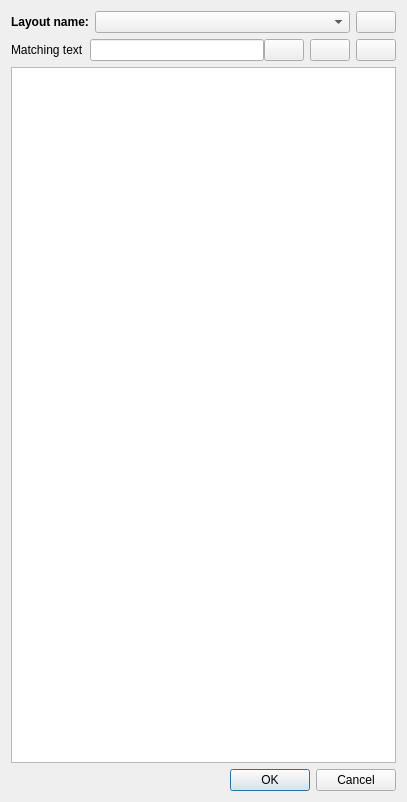
Old version of the form libshvvisu/src/timeline/channelfilterdialog.ui in the repository silicon-heaven/libshv.
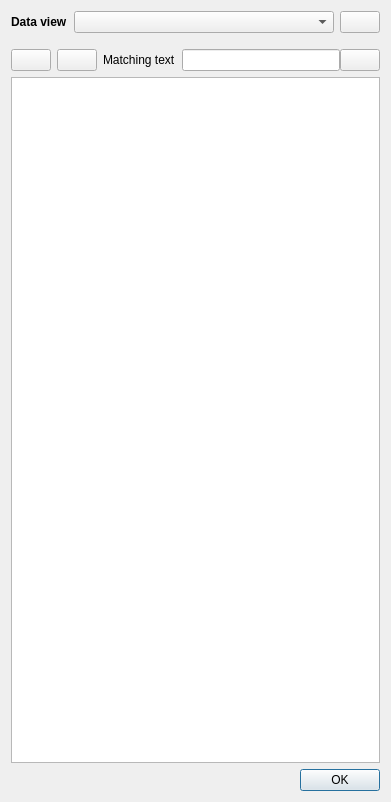
New version of the form. Icons and pictures are not drawn.

What changed in the file:
```diff
--- a/libshvvisu/src/timeline/channelfilterdialog.ui
+++ b/libshvvisu/src/timeline/channelfilterdialog.ui
@@ -6,7 +6,7 @@
    <rect>
     <x>0</x>
     <y>0</y>
-    <width>407</width>
+    <width>391</width>
     <height>802</height>
    </rect>
   </property>
@@ -24,7 +24,7 @@
         </font>
        </property>
        <property name="text">
-        <string>Layout name:</string>
+        <string>Data view</string>
        </property>
       </widget>
      </item>
@@ -51,8 +51,46 @@
      </item>
     </layout>
    </item>
+   <item>
+    <spacer name="verticalSpacer">
+     <property name="orientation">
+      <enum>Qt::Vertical</enum>
+     </property>
+     <property name="sizeType">
+      <enum>QSizePolicy::Fixed</enum>
+     </property>
+     <property name="sizeHint" stdset="0">
+      <size>
+       <width>10</width>
+       <height>10</height>
+      </size>
+     </property>
+    </spacer>
+   </item>
    <item>
     <layout class="QHBoxLayout" name="horizontalLayout_3">
+     <item>
+      <widget class="QPushButton" name="pbCheckItems">
+       <property name="text">
+        <string/>
+       </property>
+       <property name="icon">
+        <iconset resource="../../images/images.qrc">
+         <normaloff>:/shv/visu/images/check-box-outline.svg</normaloff>:/shv/visu/images/check-box-outline.svg</iconset>
+       </property>
+      </widget>
+     </item>
+     <item>
+      <widget class="QPushButton" name="pbUncheckItems">
+       <property name="text">
+        <string/>
+       </property>
+       <property name="icon">
+        <iconset resource="../../images/images.qrc">
+         <normaloff>:/shv/visu/images/checkbox-blank-outline.svg</normaloff>:/shv/visu/images/checkbox-blank-outline.svg</iconset>
+       </property>
+      </widget>
+     </item>
      <item>
       <widget class="QLabel" name="lblFilter">
        <property name="text">
@@ -88,28 +126,6 @@
        </item>
       </layout>
      </item>
-     <item>
-      <widget class="QPushButton" name="pbCheckItems">
-       <property name="text">
-        <string/>
-       </property>
-       <property name="icon">
-        <iconset resource="../../images/images.qrc">
-         <normaloff>:/shv/visu/images/check-box-outline.svg</normaloff>:/shv/visu/images/check-box-outline.svg</iconset>
-       </property>
-      </widget>
-     </item>
-     <item>
-      <widget class="QPushButton" name="pbUncheckItems">
-       <property name="text">
-        <string/>
-       </property>
-       <property name="icon">
-        <iconset resource="../../images/images.qrc">
-         <normaloff>:/shv/visu/images/checkbox-blank-outline.svg</normaloff>:/shv/visu/images/checkbox-blank-outline.svg</iconset>
-       </property>
-      </widget>
-     </item>
     </layout>
    </item>
    <item>
@@ -121,7 +137,7 @@
       <enum>Qt::Horizontal</enum>
      </property>
      <property name="standardButtons">
-      <set>QDialogButtonBox::Cancel|QDialogButtonBox::Ok</set>
+      <set>QDialogButtonBox::Ok</set>
      </property>
     </widget>
    </item>
```
Left out of the diff: 2 changed lines with no effect on the pictures.
